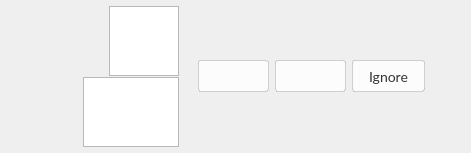
Above: src/MEGASync/stalled_issues/gui/linux/StalledIssueHeader.ui from meganz/MEGAsync before the change. Below: the same form after it.
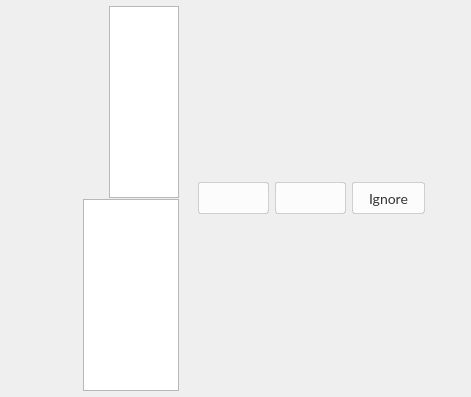
That is the form after the change. Icons and pictures are not drawn. Custom widgets are drawn as their Qt base class.

```diff
--- a/src/MEGASync/stalled_issues/gui/linux/StalledIssueHeader.ui
+++ b/src/MEGASync/stalled_issues/gui/linux/StalledIssueHeader.ui
@@ -6,8 +6,8 @@
    <rect>
     <x>0</x>
     <y>0</y>
-    <width>401</width>
-    <height>60</height>
+    <width>422</width>
+    <height>397</height>
    </rect>
   </property>
   <property name="sizePolicy">
@@ -351,6 +351,21 @@
        <number>0</number>
       </property>
       <item>
+       <widget class="QWidget" name="actionButtonsContainer" native="true">
+        <layout class="QHBoxLayout" name="horizontalLayout_8">
+         <property name="leftMargin">
+          <number>0</number>
+         </property>
+         <property name="topMargin">
+          <number>0</number>
+         </property>
+         <property name="rightMargin">
+          <number>0</number>
+         </property>
+         <property name="bottomMargin">
+          <number>0</number>
+         </property>
+         <item>
        <widget class="QPushButton" name="actionButton">
         <property name="sizePolicy">
          <sizepolicy hsizetype="Preferred" vsizetype="Fixed">
@@ -425,6 +440,9 @@
         <property name="text">
          <string>Ignore</string>
         </property>
+          </widget>
+         </item>
+        </layout>
        </widget>
       </item>
       <item>
```
Lines whose indentation alone changed are shown as unchanged.
